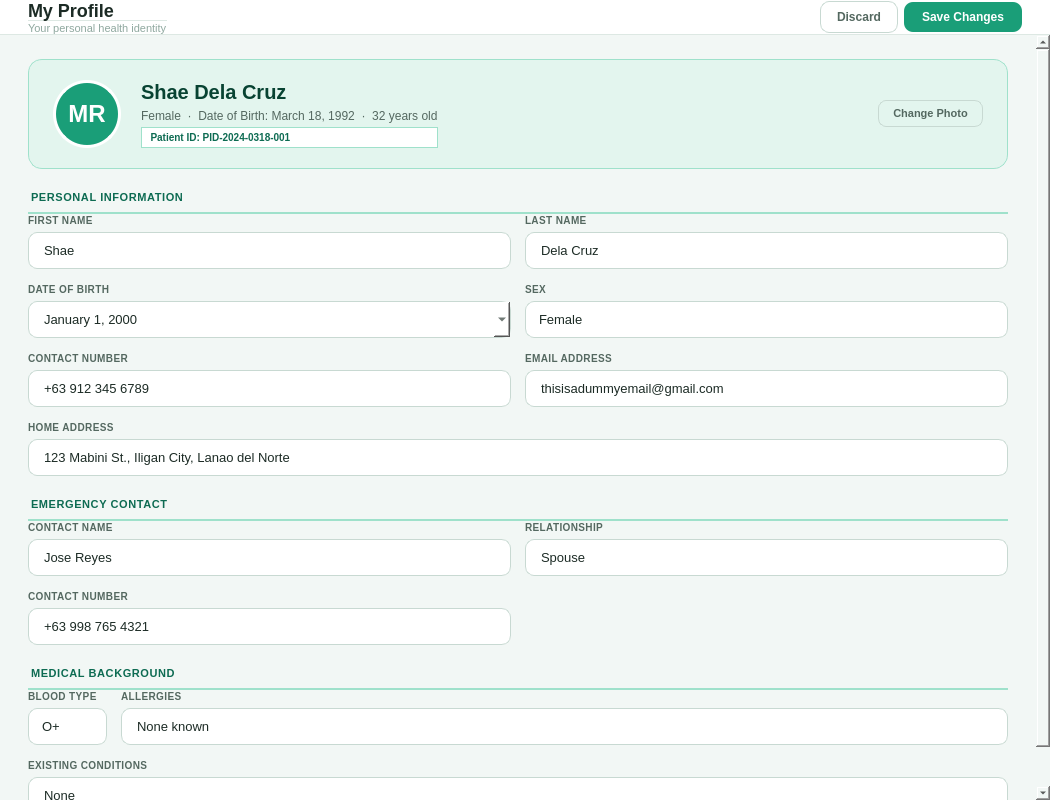
shasheenahdeeneillelumasag/CCC151---Group-Project, file src/ui/page_profile.ui: the form before one commit.
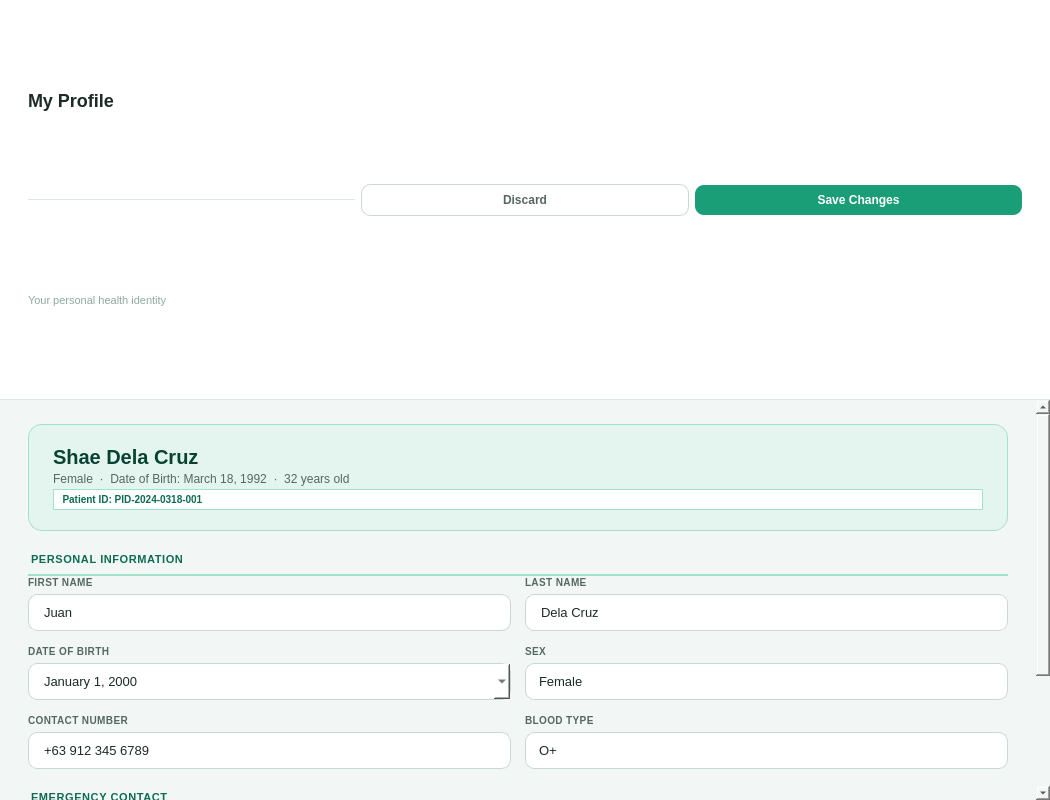
The form after the commit.

Commit message: added diagnosis CLI and made changes to record dialog box and record page

Diff of the .ui file:
```diff
--- a/src/ui/page_profile.ui
+++ b/src/ui/page_profile.ui
@@ -87,9 +87,6 @@
       </item>
       <item>
        <spacer>
-        <property name="orientation">
-         <enum>Qt::Orientation::Horizontal</enum>
-        </property>
         <property name="sizeHint" stdset="0">
          <size>
           <width>0</width>
@@ -137,8 +134,8 @@
        <rect>
         <x>0</x>
         <y>0</y>
-        <width>1038</width>
-        <height>867</height>
+        <width>1050</width>
+        <height>759</height>
        </rect>
       </property>
       <layout class="QVBoxLayout">
@@ -178,31 +175,6 @@
           <property name="bottomMargin">
            <number>20</number>
           </property>
-          <item>
-           <widget class="QLabel" name="heroAvatar">
-            <property name="minimumSize">
-             <size>
-              <width>68</width>
-              <height>68</height>
-             </size>
-            </property>
-            <property name="maximumSize">
-             <size>
-              <width>68</width>
-              <height>68</height>
-             </size>
-            </property>
-            <property name="styleSheet">
-             <string>QLabel { background: #1A9E78; color: #FFF; font-size: 24px; font-weight: 800; border-radius: 34px; border: 3px solid #FFFFFF; }</string>
-            </property>
-            <property name="text">
-             <string>MR</string>
-            </property>
-            <property name="alignment">
-             <set>Qt::AlignmentFlag::AlignCenter</set>
-            </property>
-           </widget>
-          </item>
           <item>
            <layout class="QVBoxLayout">
             <property name="spacing">
@@ -240,29 +212,6 @@
             </item>
            </layout>
           </item>
-          <item>
-           <spacer>
-            <property name="orientation">
-             <enum>Qt::Orientation::Horizontal</enum>
-            </property>
-            <property name="sizeHint" stdset="0">
-             <size>
-              <width>0</width>
-              <height>0</height>
-             </size>
-            </property>
-           </spacer>
-          </item>
-          <item>
-           <widget class="QPushButton" name="btnChangePhoto">
-            <property name="styleSheet">
-             <string>QPushButton { background: transparent; color: #546860; font-size: 11px; font-weight: 600; border: 1px solid #C8D9D2; border-radius: 8px; padding: 6px 14px; } QPushButton:hover { background: #FFFFFF; }</string>
-            </property>
-            <property name="text">
-             <string>Change Photo</string>
-            </property>
-           </widget>
-          </item>
          </layout>
         </widget>
        </item>
@@ -299,7 +248,7 @@
            <item>
             <widget class="QLineEdit" name="inputFirstName">
              <property name="text">
-              <string>Shae</string>
+              <string>Juan</string>
              </property>
             </widget>
            </item>
@@ -431,39 +380,55 @@
               <string>QLabel { font-size: 10px; font-weight: bold; color: #546860; letter-spacing: 0.4px; }</string>
              </property>
              <property name="text">
-              <string>EMAIL ADDRESS</string>
+              <string>BLOOD TYPE</string>
              </property>
             </widget>
            </item>
            <item>
-            <widget class="QLineEdit" name="inputEmail">
-             <property name="text">
-              <string>thisisadummyemail@gmail.com</string>
-             </property>
-            </widget>
-           </item>
-          </layout>
-         </item>
-         <item row="3" column="0" colspan="2">
-          <layout class="QVBoxLayout">
-           <property name="spacing">
-            <number>5</number>
-           </property>
-           <item>
-            <widget class="QLabel" name="label">
+            <widget class="QComboBox" name="inputBloodType">
              <property name="styleSheet">
-              <string>QLabel { font-size: 10px; font-weight: bold; color: #546860; letter-spacing: 0.4px; }</string>
+              <string>QComboBox { border: 1px solid #C8D9D2; border-radius: 9px; padding: 9px 13px; font-size: 13px; color: #1C2B25; background: #FFFFFF; } QComboBox:focus { border-color: #1A9E78; } QComboBox::drop-down { border: none; width: 24px; }</string>
              </property>
-             <property name="text">
-              <string>HOME ADDRESS</string>
-             </property>
-            </widget>
-           </item>
-           <item>
-            <widget class="QLineEdit" name="inputAddress">
-             <property name="text">
-              <string>123 Mabini St., Iligan City, Lanao del Norte </string>
-             </property>
+             <item>
+              <property name="text">
+               <string>O+</string>
+              </property>
+             </item>
+             <item>
+              <property name="text">
+               <string>O-</string>
+              </property>
+             </item>
+             <item>
+              <property name="text">
+               <string>A+</string>
+              </property>
+             </item>
+             <item>
+              <property name="text">
+               <string>A-</string>
+              </property>
+             </item>
+             <item>
+              <property name="text">
+               <string>B+</string>
+              </property>
+             </item>
+             <item>
+              <property name="text">
+               <string>B-</string>
+              </property>
+             </item>
+             <item>
+              <property name="text">
+               <string>AB+</string>
+              </property>
+             </item>
+             <item>
+              <property name="text">
+               <string>AB-</string>
+              </property>
+             </item>
             </widget>
            </item>
           </layout>
@@ -559,140 +524,8 @@
          </item>
         </layout>
        </item>
-       <item>
-        <widget class="QLabel" name="secMedical">
-         <property name="styleSheet">
-          <string>QLabel { font-size: 11px; font-weight: bold; color: #0D6B52; letter-spacing: 0.6px; border-bottom: 1.5px solid #9FE1CB; padding: 22px 0 8px 0; }</string>
-         </property>
-         <property name="text">
-          <string>MEDICAL BACKGROUND</string>
-         </property>
-        </widget>
-       </item>
-       <item>
-        <layout class="QGridLayout" name="medicalGrid">
-         <property name="spacing">
-          <number>14</number>
-         </property>
-         <item row="0" column="0">
-          <layout class="QVBoxLayout">
-           <property name="spacing">
-            <number>5</number>
-           </property>
-           <item>
-            <widget class="QLabel" name="label">
-             <property name="styleSheet">
-              <string>QLabel { font-size: 10px; font-weight: bold; color: #546860; letter-spacing: 0.4px; }</string>
-             </property>
-             <property name="text">
-              <string>BLOOD TYPE</string>
-             </property>
-            </widget>
-           </item>
-           <item>
-            <widget class="QComboBox" name="inputBloodType">
-             <property name="styleSheet">
-              <string>QComboBox { border: 1px solid #C8D9D2; border-radius: 9px; padding: 9px 13px; font-size: 13px; color: #1C2B25; background: #FFFFFF; } QComboBox:focus { border-color: #1A9E78; } QComboBox::drop-down { border: none; width: 24px; }</string>
-             </property>
-             <item>
-              <property name="text">
-               <string>O+</string>
-              </property>
-             </item>
-             <item>
-              <property name="text">
-               <string>O-</string>
-              </property>
-             </item>
-             <item>
-              <property name="text">
-               <string>A+</string>
-              </property>
-             </item>
-             <item>
-              <property name="text">
-               <string>A-</string>
-              </property>
-             </item>
-             <item>
-              <property name="text">
-               <string>B+</string>
-              </property>
-             </item>
-             <item>
-              <property name="text">
-               <string>B-</string>
-              </property>
-             </item>
-             <item>
-              <property name="text">
-               <string>AB+</string>
-              </property>
-             </item>
-             <item>
-              <property name="text">
-               <string>AB-</string>
-              </property>
-             </item>
-            </widget>
-           </item>
-          </layout>
-         </item>
-         <item row="0" column="1">
-          <layout class="QVBoxLayout">
-           <property name="spacing">
-            <number>5</number>
-           </property>
-           <item>
-            <widget class="QLabel" name="label">
-             <property name="styleSheet">
-              <string>QLabel { font-size: 10px; font-weight: bold; color: #546860; letter-spacing: 0.4px; }</string>
-             </property>
-             <property name="text">
-              <string>ALLERGIES</string>
-             </property>
-            </widget>
-           </item>
-           <item>
-            <widget class="QLineEdit" name="inputAllergies">
-             <property name="text">
-              <string>None known</string>
-             </property>
-            </widget>
-           </item>
-          </layout>
-         </item>
-         <item row="1" column="0" colspan="2">
-          <layout class="QVBoxLayout">
-           <property name="spacing">
-            <number>5</number>
-           </property>
-           <item>
-            <widget class="QLabel" name="label">
-             <property name="styleSheet">
-              <string>QLabel { font-size: 10px; font-weight: bold; color: #546860; letter-spacing: 0.4px; }</string>
-             </property>
-             <property name="text">
-              <string>EXISTING CONDITIONS</string>
-             </property>
-            </widget>
-           </item>
-           <item>
-            <widget class="QLineEdit" name="inputConditions">
-             <property name="text">
-              <string>None</string>
-             </property>
-            </widget>
-           </item>
-          </layout>
-         </item>
-        </layout>
-       </item>
        <item>
         <spacer>
-         <property name="orientation">
-          <enum>Qt::Orientation::Vertical</enum>
-         </property>
          <property name="sizeHint" stdset="0">
           <size>
            <width>0</width>
```
Left out of the diff: 2 changed lines with no effect on the pictures. The commit also changes 22 other files.
